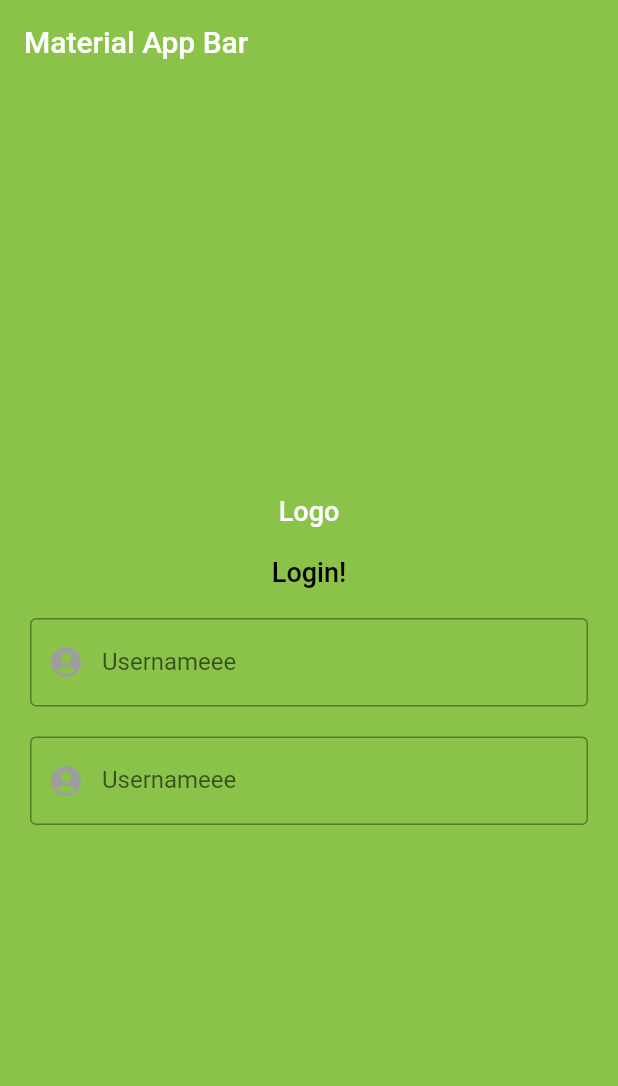
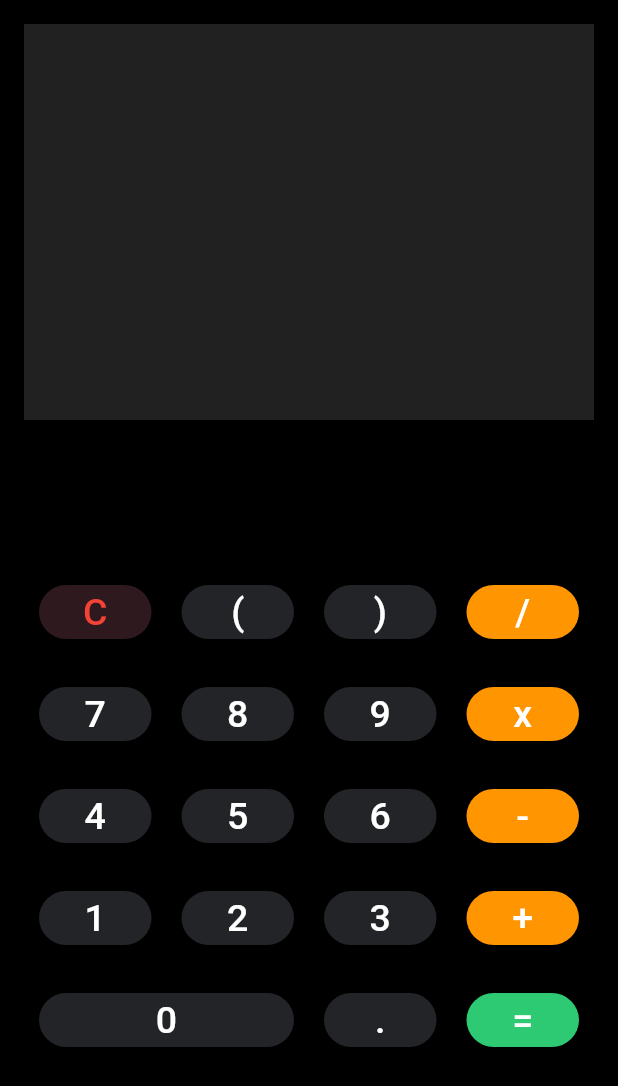
Before and after one commit to VBT-Intership/SamedBicer-FlutterCalculator, a Flutter app: the screen it shows after launch, on a phone screen of 412 x 824 dp. Shown: the top 1086 px of the screen. Run offline on Flutter 3.47's test engine with Material 2 defaults, Android fonts, the phone set to English and light mode, and no system bars.

Commit message:
button ui added

```diff
--- a/lib/main.dart
+++ b/lib/main.dart
@@ -6,84 +6,99 @@ class MyApp extends StatelessWidget {
   @override
   Widget build(BuildContext context) {
     return MaterialApp(
+      debugShowCheckedModeBanner: false,
       title: 'Material App',
       home: Scaffold(
-        appBar: AppBar(
-          backgroundColor: Colors.lightGreen,
-          elevation: 0,
-          title: Text(
-            'Material App Bar',
+        backgroundColor: Colors.black,
+        body: SafeArea(
+          child: Padding(
+            padding: const EdgeInsets.all(16.0),
+            child: Column(
+              children: [
+                Expanded(
+                  child: Container(
+                    color: Colors.grey[900],
                   ),
                 ),
-        body: Container(
-          color: Colors.lightGreen,
-          width: double.infinity,
+                Expanded(
+                  flex: 2,
                   child: Column(
                     mainAxisAlignment: MainAxisAlignment.center,
-            crossAxisAlignment: CrossAxisAlignment.center,
                     mainAxisSize: MainAxisSize.max,
                     children: [
-              Text(
-                'Logo',
-                style: TextStyle(
-                    fontSize: 18.0,
-                    color: Colors.white,
-                    fontWeight: FontWeight.w500),
+                      Row(
+                        children: [
+                          buttonContainer('C', 1, Color(0xFF2D191E),
+                              textColor: Colors.red),
+                          buttonContainer('(', 1, Color(0xFF222427)),
+                          buttonContainer(')', 1, Color(0xFF222427)),
+                          buttonContainer('/', 1, Color(0xFFFF9500)),
+                        ],
                       ),
-              SizedBox(
-                height: 20.0,
+                      Row(
+                        children: [
+                          buttonContainer('7', 1, Color(0xFF222427)),
+                          buttonContainer('8', 1, Color(0xFF222427)),
+                          buttonContainer('9', 1, Color(0xFF222427)),
+                          buttonContainer('x', 1, Color(0xFFFF9500)),
+                        ],
                       ),
-              Text(
-                'Login!',
-                style: TextStyle(
-                    fontSize: 18.0,
-                    color: Colors.black,
-                    fontWeight: FontWeight.w500),
+                      Row(
+                        children: [
+                          buttonContainer('4', 1, Color(0xFF222427)),
+                          buttonContainer('5', 1, Color(0xFF222427)),
+                          buttonContainer('6', 1, Color(0xFF222427)),
+                          buttonContainer('-', 1, Color(0xFFFF9500)),
+                        ],
                       ),
-              SizedBox(
-                height: 20.0,
+                      Row(
+                        children: [
+                          buttonContainer('1', 1, Color(0xFF222427)),
+                          buttonContainer('2', 1, Color(0xFF222427)),
+                          buttonContainer('3', 1, Color(0xFF222427)),
+                          buttonContainer('+', 1, Color(0xFFFF9500)),
+                        ],
                       ),
-              Padding(
-                padding: const EdgeInsets.only(left: 20.0, right: 20.0),
-                child: TextField(
-                  decoration: InputDecoration(
-                    border: OutlineInputBorder(
-                        borderSide: BorderSide(
-                      color: Colors.red,
-                    )),
-                    hintText: 'Username',
-                    labelText: 'Usernameee',
-                    prefixIcon: Icon(
-                      Icons.account_circle,
-                      color: Colors.grey,
+                      Row(
+                        children: [
+                          buttonContainer('0', 2, Color(0xFF222427)),
+                          buttonContainer('.', 1, Color(0xFF222427)),
+                          buttonContainer('=', 1, Color(0xFF2EC973)),
+                        ],
                       ),
-                  ),
-                ),
-              ),
-              SizedBox(
-                height: 20.0,
-              ),
-              Padding(
-                padding: const EdgeInsets.only(left: 20.0, right: 20.0),
-                child: TextField(
-                  decoration: InputDecoration(
-                    border: OutlineInputBorder(
-                        borderSide: BorderSide(
-                      color: Colors.red,
-                    )),
-                    hintText: 'Username',
-                    labelText: 'Usernameee',
-                    prefixIcon: Icon(
-                      Icons.account_circle,
-                      color: Colors.grey,
-                    ),
-                  ),
+                    ],
                   ),
                 ),
               ],
             ),
           ),
         ),
+      ),
+    );
+  }
+
+  Expanded buttonContainer(String value, int flex, Color color,
+      {Color textColor = Colors.white}) {
+    return Expanded(
+      flex: flex,
+      child: Padding(
+        padding: EdgeInsets.symmetric(horizontal: 10.0, vertical: 10.0),
+        child: RaisedButton(
+          onPressed: () {},
+          elevation: 0,
+          shape: RoundedRectangleBorder(
+            borderRadius: BorderRadius.circular(20.0),
+          ),
+          color: color,
+          child: Text(
+            value,
+            style: TextStyle(
+              color: textColor,
+              fontSize: 25.0,
+            ),
+          ),
+        ),
+      ),
     );
   }
 }
```
Lines whose indentation alone changed are shown as unchanged.
